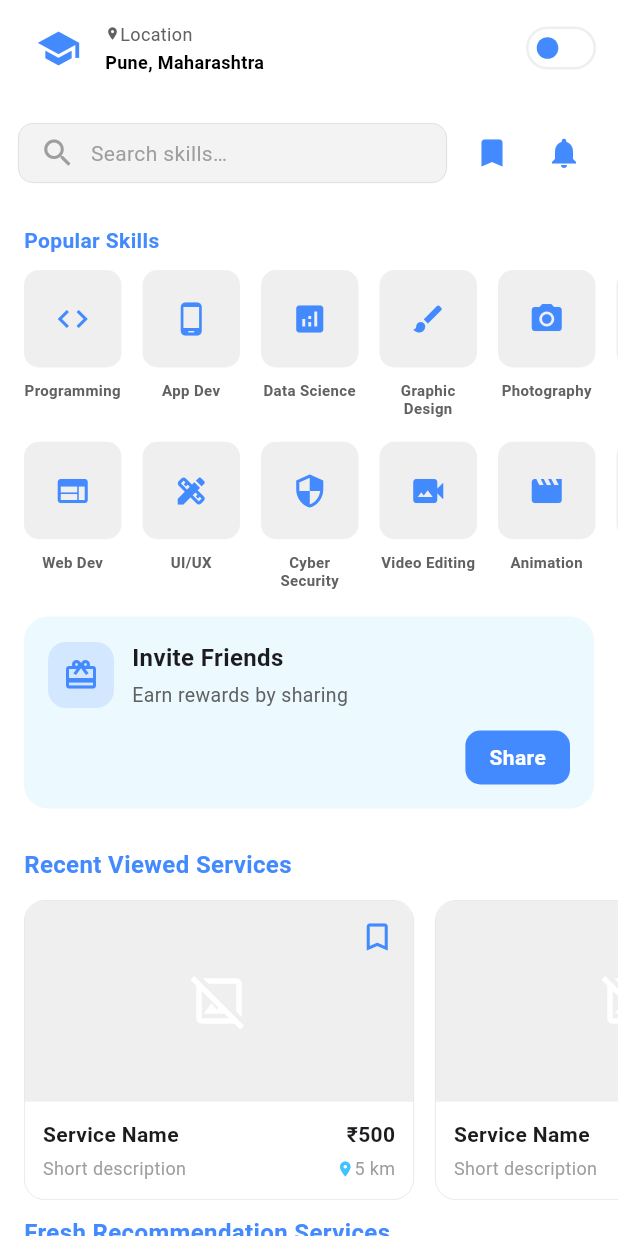
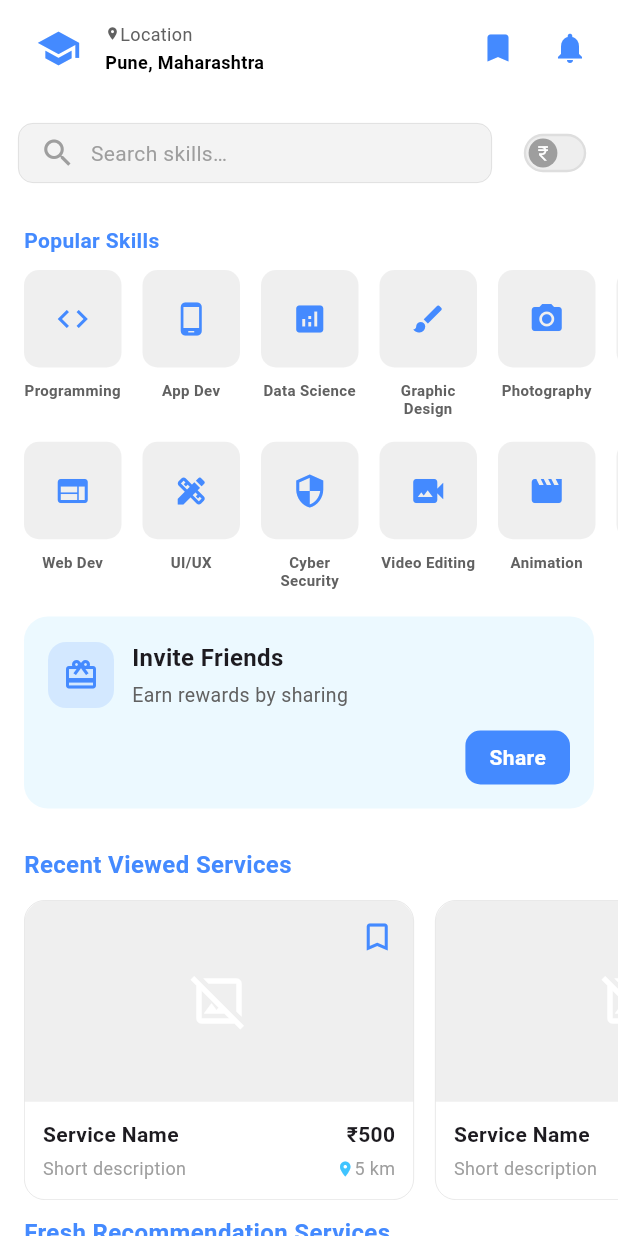
Before and after one commit to Akshay-Panika/Skills_app, a Flutter app: the HomeScreen screen opened directly, on a phone screen of 412 x 824 dp. Run offline on Flutter 3.47's test engine with Material 3 defaults, Android fonts, the phone set to English and light mode, and no system bars; our stand-ins replace share_plus.

Commit message:
git commit -m "first commit"

```diff
--- a/lib/features/home/screen/home_screen.dart
+++ b/lib/features/home/screen/home_screen.dart
@@ -69,22 +69,20 @@ class _HomeScreenState extends State<HomeScreen> {
                     ],
                   ),
 
-                  Transform.scale(
-                    scale: 0.9,
-                    child: Switch(
-                      value: _isPaid,
-                      activeThumbColor: Colors.white30,
-                      activeTrackColor: Colors.blueAccent,
-                      inactiveTrackColor: Colors.white,
-                      inactiveThumbColor: Colors.blueAccent,
-                      trackOutlineColor: MaterialStateProperty.all(Colors.grey.withOpacity(0.16)),
-                      onChanged: (value) {
-                        setState(() {
-                          _isPaid = value;
-                        });
-                      },
-                    ),
+                  Row(
+                    children: [
+                      IconButton(
+                        onPressed: () {},
+                        icon: const Icon(Icons.bookmark, color: Colors.blueAccent,),
+                      ),
+
+                      IconButton(
+                        onPressed: () {},
+                        icon: const Icon(Icons.notifications,color: Colors.blueAccent,),
+                      ),
+                    ],
                   )
+
                 ],
               ),
             ),
@@ -128,19 +126,51 @@ class _HomeScreenState extends State<HomeScreen> {
                       ),
                     ),
 
-                    const SizedBox(width: 6),
+                    const SizedBox(width:12),
 
-                    /// FAVORITE
-                    IconButton(
-                      onPressed: () {},
-                      icon: const Icon(Icons.bookmark, color: Colors.blueAccent,),
-                    ),
+                    Transform.scale(
+                      scale: 0.8,
+                      child: Switch(
+                        value: _isPaid,
 
-                    /// NOTIFICATION
-                    IconButton(
-                      onPressed: () {},
-                      icon: const Icon(Icons.notifications,color: Colors.blueAccent,),
-                    ),
+                        /// 👇 ₹ ICON BOTH STATES
+                        thumbIcon: MaterialStateProperty.resolveWith<Icon?>(
+                              (states) {
+                            if (states.contains(MaterialState.selected)) {
+                              /// ON → PAID (Bold ₹)
+                              return const Icon(
+                                Icons.currency_rupee,
+                                size: 16,
+                                color: Colors.white,
+                              );
+                            }
+
+                            /// OFF → UNPAID (Outlined ₹)
+                            return const Icon(
+                              Icons.currency_rupee_outlined,
+                              size: 16,
+                              color: Colors.white,
+                            );
+                          },
+                        ),
+
+                        activeThumbColor: Colors.green,
+                        activeTrackColor: Colors.green.withOpacity(0.4),
+                        inactiveTrackColor: Colors.grey.shade200,
+                        inactiveThumbColor: Colors.grey,
+
+                        trackOutlineColor: MaterialStateProperty.all(
+                          Colors.grey.withOpacity(0.2),
+                        ),
+
+                        onChanged: (value) {
+                          setState(() {
+                            _isPaid = value;
+                          });
+                        },
+                      ),
+                    )
+
                   ],
                 ),
               ),
```
